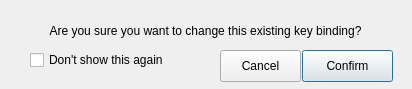
Qt form modules/pmg_qt/forms/change_confirm.ui (schrodinger/pymol-open-source) before a commit.
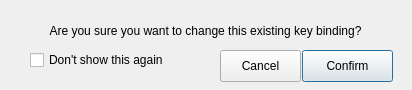
The same form after that commit.

Commit message: PYMOL-3590 Shortcut menu Create/Confirm fixes - Fixed previous assignment being called - Create/confirm are now QDialog - Create/confirm no longer dockable - Improved key recognition in create - Replacing _weakrefproxy with _

Diff of the .ui file:
```diff
--- a/modules/pmg_qt/forms/change_confirm.ui
+++ b/modules/pmg_qt/forms/change_confirm.ui
@@ -7,9 +7,21 @@
     <x>0</x>
     <y>0</y>
     <width>412</width>
-    <height>89</height>
+    <height>90</height>
    </rect>
   </property>
+  <property name="sizePolicy">
+   <sizepolicy hsizetype="Maximum" vsizetype="Maximum">
+    <horstretch>0</horstretch>
+    <verstretch>0</verstretch>
+   </sizepolicy>
+  </property>
+  <property name="maximumSize">
+   <size>
+    <width>412</width>
+    <height>90</height>
+   </size>
+  </property>
   <property name="windowTitle">
    <string>Dialog</string>
   </property>
```
Left out of the diff: 5 changed lines with no effect on the pictures. The commit also changes 4 other files.
